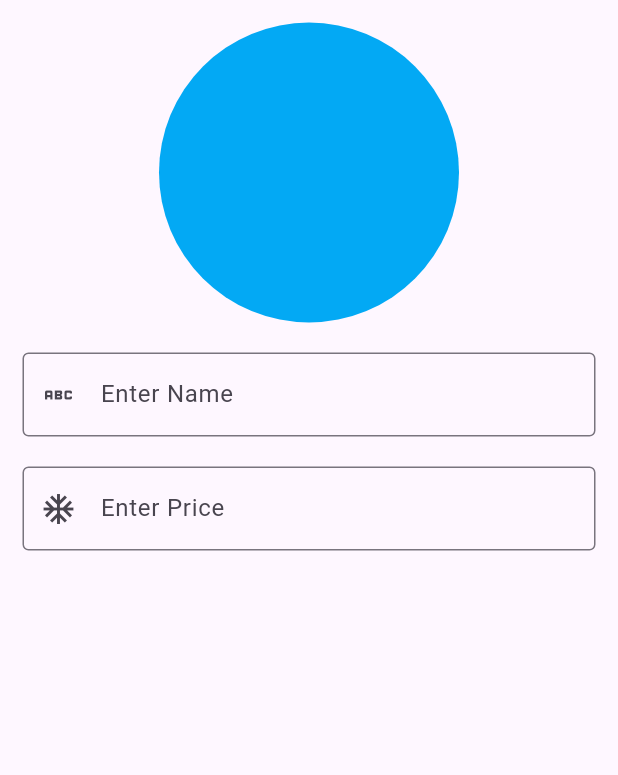
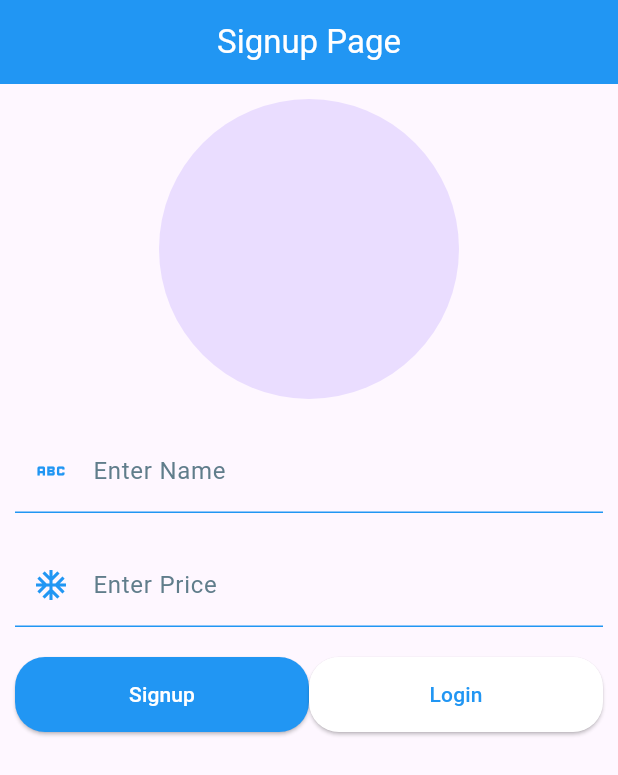
Before and after one commit to Ahmedhussain08/FlutterWork, a Flutter app: the screen it shows after launch, on a phone screen of 412 x 824 dp. Shown: the top 775 px of the screen. Run offline on Flutter 3.47's test engine with Material 3 defaults, Android fonts, the phone set to English and light mode, and no system bars; our stand-ins replace cloud_firestore, firebase_core, image_picker; accounts and stored records are empty; generated files the repository leaves out were written again.

Commit message:
added signup functionality login page

```diff
--- a/lib/customwidget.dart
+++ /dev/null
@@ -1,82 +0,0 @@
-import 'dart:io';
-
-import 'package:flutter/material.dart';
-import 'package:image_picker/image_picker.dart';
-
-class customwidget extends StatefulWidget {
-  const customwidget({super.key});
-
-  @override
-  State<customwidget> createState() => _customwidgetState();
-}
-
-class _customwidgetState extends State<customwidget> {
-  final p_name = TextEditingController();
-  final p_price = TextEditingController();
-  File? p_image;
-  @override
-  Widget build(BuildContext context) {
-    return Scaffold(
-        body: Padding(
-          padding: const EdgeInsets.all(15.0),
-          child: Form(
-            child: Column(
-              children: [
-                GestureDetector(
-                  onTap: () async{
-                    XFile? selectedImage  = await ImagePicker().pickImage(source: ImageSource.gallery);
-                    if(selectedImage!=null){
-                      File image1 = File(selectedImage.path);
-                      setState(() {
-                        p_image = image1;
-                      });
-
-                    }
-                  },
-                  child: CircleAvatar(
-                    radius: 100,
-                    backgroundColor: Colors.lightBlue,
-                  ),
-                ),
-                SizedBox(
-                  height: 20,
-                ),
-                CustomFormField(controller1: p_name,label1: 'Enter Name',hintText1: 'Enetr Product Name',Icon1: Icons.abc_outlined,),
-                SizedBox(
-                  height: 20,
-                ),
-                CustomFormField(controller1: p_name,label1: 'Enter Price',hintText1: 'Enetr Product Price',Icon1: Icons.ac_unit_sharp,),
-                SizedBox(
-                  height: 20,
-                ),
-              ],
-            ),
-          ),
-        ),
-    );
-  }
-
-
-}
-
-class CustomFormField extends StatelessWidget {
- String? label1;
-  String? hintText1;
- IconData? Icon1;
- TextEditingController? controller1;
-
- CustomFormField({required this.label1,required this.hintText1,required this.Icon1,required this.controller1});
-
- @override
-  Widget build(BuildContext context) {
-    return TextFormField(
-      controller: controller1,
-      decoration: InputDecoration(
-        label: Text('$label1'),
-        hintText: '$hintText1',
-        prefixIcon: Icon(Icon1),
-        border: OutlineInputBorder()
-      ),
-    );
-  }
-}
--- /dev/null
+++ b/lib/signup.dart
@@ -0,0 +1,154 @@
+import 'dart:io';
+import 'package:cloud_firestore/cloud_firestore.dart';
+import 'package:firebase_core/firebase_core.dart';
+import 'package:flutter/material.dart';
+import 'package:form/login.dart';
+import 'package:image_picker/image_picker.dart';
+
+class customwidget extends StatefulWidget {
+  const customwidget({super.key});
+  @override
+  State<customwidget> createState() => _customwidgetState();
+}
+
+class _customwidgetState extends State<customwidget> {
+  final p_name = TextEditingController();
+  final p_price = TextEditingController();
+  File? p_image;
+  @override
+  Widget build(BuildContext context) {
+    return Scaffold(
+      appBar: AppBar(
+        title: Text('Signup Page'),
+        backgroundColor: Colors.blue,
+        foregroundColor: Colors.white,
+        centerTitle: true,
+      ),
+      body: Padding(
+        padding: const EdgeInsets.all(10.0),
+        child: Form(
+          child: Column(
+            children: [
+              GestureDetector(
+                onTap: () async {
+                  XFile? selectedImage = await ImagePicker()
+                      .pickImage(source: ImageSource.gallery);
+                  if (selectedImage != null) {
+                    File image1 = File(selectedImage.path);
+                    setState(() {
+                      p_image = image1;
+                    });
+                  }
+                },
+                child: CircleAvatar(
+                  radius: 100,
+                  backgroundImage: p_image != null ? FileImage(p_image!) : null,
+                ),
+              ),
+              SizedBox(
+                height: 20,
+              ),
+              CustomFormField(
+                controller1: p_name,
+                label1: 'Enter Name',
+                hintText1: 'Enetr Product Name',
+                Icon1: Icons.abc_outlined,
+              ),
+              SizedBox(
+                height: 20,
+              ),
+              CustomFormField(
+                controller1: p_price,
+                label1: 'Enter Price',
+                hintText1: 'Enetr Product Price',
+                Icon1: Icons.ac_unit_sharp,
+              ),
+              SizedBox(
+                height: 20,
+              ),
+              OverflowBar(
+                  alignment: MainAxisAlignment.spaceEvenly,
+                  children: [
+                    FractionallySizedBox(
+                      widthFactor: 0.5,
+                      child: ElevatedButton(
+                          onPressed: () {
+                            String proname = p_name.text;
+                            String proprice = p_price.text;
+                            Map<String, String> productdata = {
+                              "pname": proname,
+                              "pprice": proprice
+                            };
+                            FirebaseFirestore.instance
+                                .collection('products')
+                                .add(productdata);
+                          },
+                          style: ElevatedButton.styleFrom(
+                              backgroundColor: Colors.blue,
+                              foregroundColor: Colors.white,
+                              padding: EdgeInsets.all(15),
+                              shape: RoundedRectangleBorder(
+                                  borderRadius: BorderRadius.circular(20))),
+                          child: Text('Signup')),
+                    ),
+                    FractionallySizedBox(
+                      widthFactor: 0.5,
+                      child: ElevatedButton(
+                          onPressed: () {
+                            Navigator.push(
+                                context,
+                                MaterialPageRoute(
+                                    builder: (context) => login()));
+                          },
+                          style: ElevatedButton.styleFrom(
+                              backgroundColor: Colors.white,
+                              foregroundColor: Colors.blue,
+                              padding: EdgeInsets.all(15),
+                              shape: RoundedRectangleBorder(
+                                  borderRadius: BorderRadius.circular(20))),
+                          child: Text('Login')),
+                    ),
+                  ])
+            ],
+          ),
+        ),
+      ),
+    );
+  }
+}
+
+class CustomFormField extends StatelessWidget {
+  String? label1;
+  String? hintText1;
+  IconData? Icon1;
+  TextEditingController? controller1;
+
+  CustomFormField(
+      {required this.label1,
+      required this.hintText1,
+      required this.Icon1,
+      required this.controller1});
+
+  @override
+  Widget build(BuildContext context) {
+    return TextFormField(
+      controller: controller1,
+      decoration: InputDecoration(
+          label: Text('$label1'),
+          labelStyle: TextStyle(
+            color: Colors.blueGrey
+          ),
+          hintText: '$hintText1',
+          prefixIcon: Icon(Icon1,color: Colors.blue,),
+
+          enabledBorder: UnderlineInputBorder(
+              borderSide: BorderSide(color: Colors.blue,width: 1)
+          ),
+        focusedBorder: UnderlineInputBorder(
+            borderSide: BorderSide(color: Colors.blue,width: 1)
+        ),
+
+      ),
+    );
+  }
+}
--- a/pubspec.yaml
+++ b/pubspec.yaml
@@ -36,6 +36,8 @@ dependencies:
   # Use with the CupertinoIcons class for iOS style icons.
   cupertino_icons: ^1.0.2
   image_picker: ^1.0.7
+  firebase_core: ^2.24.2
+  cloud_firestore: ^4.14.0
 
 dev_dependencies:
   flutter_test:
```
Also changed, not shown: lib/login.dart (added, +62 -0 lines), lib/main.dart (+7 -2 lines), pubspec.lock, 3 other files.
